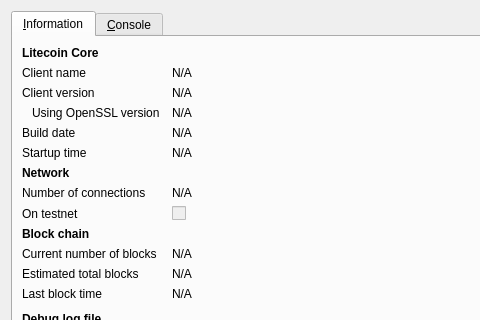
Before: the Qt Designer form litecoin/src/qt/forms/rpcconsole.ui in ColbertCoinProject/ColbertCoin, drawn with Qt 5; both pictures show x 0 to 480 and y 0 to 320 of the 740 by 450 pixel window.
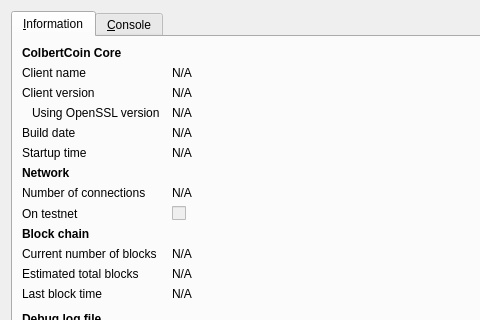
After: the same form once the commit is applied. Icons and pictures are not drawn.

Patch:
```diff
--- a/litecoin/src/qt/forms/rpcconsole.ui
+++ b/litecoin/src/qt/forms/rpcconsole.ui
@@ -36,7 +36,7 @@
           </font>
          </property>
          <property name="text">
-          <string>Litecoin Core</string>
+          <string>ColbertCoin Core</string>
          </property>
         </widget>
        </item>
```
Left out of the diff: 6 changed lines with no effect on the pictures.
